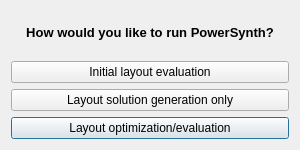
e3da/PowerSynth2-gui, file qt/ui/runOptions.ui: the form before one commit.
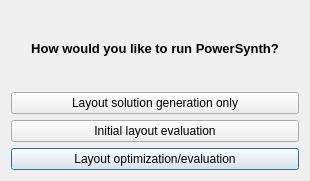
The form after the commit.

The edit to the form file:
```diff
--- a/qt/ui/runOptions.ui
+++ b/qt/ui/runOptions.ui
@@ -6,8 +6,8 @@
    <rect>
     <x>0</x>
     <y>0</y>
-    <width>300</width>
-    <height>150</height>
+    <width>310</width>
+    <height>181</height>
    </rect>
   </property>
   <property name="windowTitle">
@@ -22,21 +22,41 @@
     </widget>
    </item>
    <item>
-    <widget class="QPushButton" name="pushButton">
-     <property name="text">
-      <string>Initial layout evaluation</string>
-     </property>
-    </widget>
-   </item>
+    <layout class="QVBoxLayout" name="verticalLayout_2">
    <item>
     <widget class="QPushButton" name="pushButton_2">
+       <property name="sizePolicy">
+        <sizepolicy hsizetype="Minimum" vsizetype="Preferred">
+         <horstretch>0</horstretch>
+         <verstretch>0</verstretch>
+        </sizepolicy>
+       </property>
      <property name="text">
       <string>Layout solution generation only</string>
      </property>
     </widget>
    </item>
+     <item>
+      <widget class="QPushButton" name="pushButton">
+       <property name="sizePolicy">
+        <sizepolicy hsizetype="Minimum" vsizetype="Preferred">
+         <horstretch>0</horstretch>
+         <verstretch>0</verstretch>
+        </sizepolicy>
+       </property>
+       <property name="text">
+        <string>Initial layout evaluation</string>
+       </property>
+      </widget>
+     </item>
    <item>
     <widget class="QPushButton" name="pushButton_3">
+       <property name="sizePolicy">
+        <sizepolicy hsizetype="Minimum" vsizetype="Preferred">
+         <horstretch>0</horstretch>
+         <verstretch>0</verstretch>
+        </sizepolicy>
+       </property>
      <property name="text">
       <string>Layout optimization/evaluation</string>
      </property>
@@ -44,6 +64,8 @@
       <bool>true</bool>
      </property>
     </widget>
+     </item>
+    </layout>
    </item>
   </layout>
  </widget>
```
Lines whose indentation alone changed are shown as unchanged.
